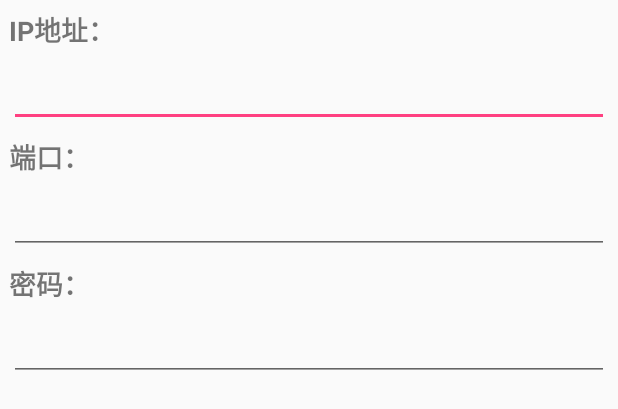
After one commit to 94163677/MyStorageAndroid, an Android app: the layout dialog_sync_param.xml on its own in the app's theme, with its tools: preview values and no code run, on a phone screen of 412 x 824 dp. The commit adds this screen. Shown: the top 409 px of the screen. Run offline under Robolectric (Android 15) with nearby library versions, the phone set to English and light mode, and no system bars.

Commit message:
增加手动输入同步信息的对话框

```diff
--- /dev/null
+++ b/src/main/res/layout/dialog_sync_param.xml
@@ -0,0 +1,83 @@
+<?xml version="1.0" encoding="utf-8"?>
+<RelativeLayout
+    xmlns:android="http://schemas.android.com/apk/res/android"
+    android:id="@+id/list_item"
+    android:layout_width="match_parent"
+    android:layout_height="match_parent">
+
+    <TextView
+        android:id="@+id/textView21"
+        android:layout_width="wrap_content"
+        android:layout_height="wrap_content"
+        android:layout_marginStart="6dp"
+        android:layout_marginTop="6dp"
+        android:text="@string/dialog_sync_ip"
+        android:textSize="18dp"
+        android:textStyle="bold"
+        android:layout_alignParentLeft="true"
+        android:layout_alignParentTop="true"/>
+
+    <EditText
+        android:id="@+id/dialog_sync_ip_edit"
+        android:layout_width="match_parent"
+        android:layout_height="wrap_content"
+        android:layout_marginEnd="6dp"
+        android:layout_marginStart="6dp"
+        android:layout_marginTop="6dp"
+        android:singleLine="true"
+        android:maxLength="15"
+        android:inputType="numberDecimal"
+        android:digits="0123456789."
+        android:layout_below="@+id/textView21" />
+
+    <TextView
+        android:id="@+id/textView31"
+        android:layout_width="wrap_content"
+        android:layout_height="wrap_content"
+        android:layout_alignParentLeft="true"
+        android:layout_below="@+id/dialog_sync_ip_edit"
+        android:layout_marginEnd="6dp"
+        android:layout_marginStart="6dp"
+        android:layout_marginTop="6dp"
+        android:text="@string/dialog_sync_port"
+        android:textSize="18dp"
+        android:textStyle="bold"/>
+
+    <EditText
+        android:id="@+id/dialog_sync_port_edit"
+        android:layout_width="match_parent"
+        android:layout_height="wrap_content"
+        android:layout_marginEnd="6dp"
+        android:layout_marginStart="6dp"
+        android:layout_marginTop="6dp"
+        android:singleLine="true"
+        android:maxLength="7"
+        android:inputType="number"
+        android:digits="0123456789"
+        android:layout_below="@+id/textView31" />
+
+    <TextView
+        android:id="@+id/textView41"
+        android:layout_width="wrap_content"
+        android:layout_height="wrap_content"
+        android:layout_alignParentLeft="true"
+        android:layout_below="@+id/dialog_sync_port_edit"
+        android:layout_marginEnd="6dp"
+        android:layout_marginStart="6dp"
+        android:layout_marginTop="6dp"
+        android:textSize="18dp"
+        android:textStyle="bold"
+        android:text="@string/dialog_sync_key" />
+
+    <EditText
+        android:id="@+id/dialog_sync_key_edit"
+        android:layout_width="match_parent"
+        android:layout_height="wrap_content"
+        android:layout_marginEnd="6dp"
+        android:layout_marginStart="6dp"
+        android:layout_marginTop="6dp"
+        android:singleLine="true"
+        android:digits="0123456789ABCDEF"
+        android:layout_below="@+id/textView41" />
+
+</RelativeLayout>
--- a/src/main/res/layout/file_list_item.xml
+++ b/src/main/res/layout/file_list_item.xml
@@ -18,8 +18,8 @@
         android:id="@+id/file_item_name"
         android:layout_width="wrap_content"
         android:layout_height="wrap_content"
-        android:layout_alignTop="@+id/list_item"
         android:layout_toRightOf="@+id/file_item_type_icon"
+        android:layout_alignParentTop="true"
         android:layout_alignParentRight="true"
         android:layout_marginLeft="10dp"
         android:layout_marginRight="5dp"
--- a/src/main/res/values/strings.xml
+++ b/src/main/res/values/strings.xml
@@ -40,6 +40,11 @@
     <string name="dialog_search_all">全部</string>
     <string name="dialog_search_disk">所属磁盘：</string>
 
+    <string name="dialog_sync_param_title">手动输入同步参数</string>
+    <string name="dialog_sync_ip">IP地址：</string>
+    <string name="dialog_sync_port">端口：</string>
+    <string name="dialog_sync_key">密码：</string>
+
     <string name="ok_button">确定</string>
     <string name="yes_button">是</string>
     <string name="no_button">否</string>
@@ -52,5 +57,6 @@
     <string name="apply_storage_msg">本APP运行必须申请读写存储的权限，重新申请请按“确定”，按“取消”退出APP。</string>
     <string name="sync_param_scan_error_msg">扫描二维码获取同步参数错误。</string>
     <string name="sync_error_msg">同步错误：</string>
+    <string name="sync_error_input_msg">同步参数错误：</string>
     <string name="sync_success_msg">同步成功</string>
 </resources>
```
Also changed, not shown: src/main/java/air/kanna/mystorage/android/FileSearchActivity.java (+101 -26 lines), 1 other file.
